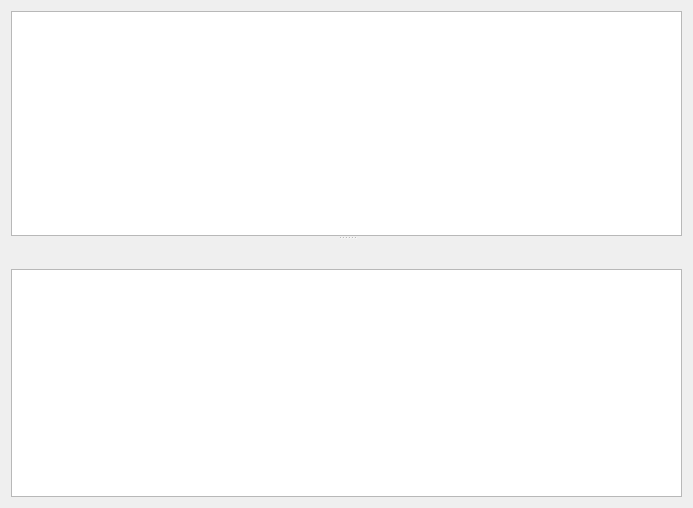
Above: src/transfers/transfers_widget.ui from a-pavlov/qDonkey before the change. Below: the same form after it.
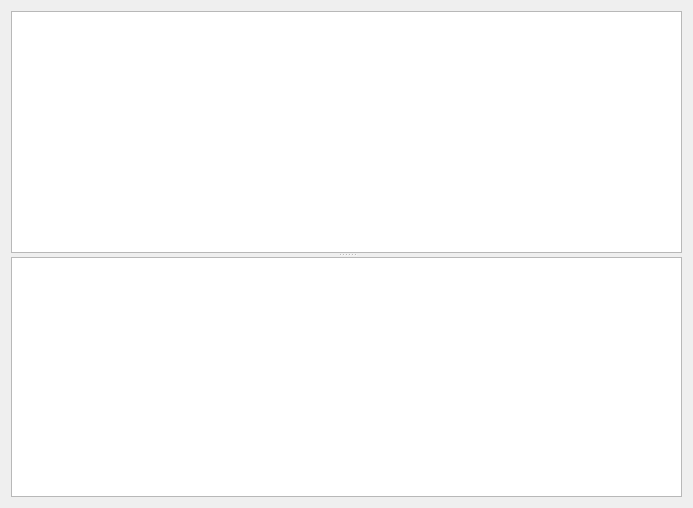
That is the form after the change. Icons and pictures are not drawn.

Commit message: Activate sort/filter on transfers

```diff
--- a/src/transfers/transfers_widget.ui
+++ b/src/transfers/transfers_widget.ui
@@ -65,95 +65,6 @@
        <property name="spacing">
         <number>0</number>
        </property>
-       <item>
-        <widget class="QFrame" name="connectionsBar_2">
-         <property name="frameShape">
-          <enum>QFrame::NoFrame</enum>
-         </property>
-         <property name="frameShadow">
-          <enum>QFrame::Raised</enum>
-         </property>
-         <layout class="QHBoxLayout" name="horizontalLayout_5">
-          <property name="leftMargin">
-           <number>9</number>
-          </property>
-          <property name="topMargin">
-           <number>3</number>
-          </property>
-          <property name="rightMargin">
-           <number>9</number>
-          </property>
-          <property name="bottomMargin">
-           <number>3</number>
-          </property>
-          <item>
-           <widget class="QToolButton" name="uploadsBtn_2">
-            <property name="maximumSize">
-             <size>
-              <width>16777215</width>
-              <height>24</height>
-             </size>
-            </property>
-            <property name="text">
-             <string/>
-            </property>
-            <property name="icon">
-             <iconset resource="../icons.qrc">
-              <normaloff>:/icons/transfer_list/Upload.png</normaloff>:/icons/transfer_list/Upload.png</iconset>
-            </property>
-            <property name="checkable">
-             <bool>true</bool>
-            </property>
-            <property name="toolButtonStyle">
-             <enum>Qt::ToolButtonIconOnly</enum>
-            </property>
-            <property name="autoRaise">
-             <bool>true</bool>
-            </property>
-           </widget>
-          </item>
-          <item>
-           <widget class="QToolButton" name="downloadsBtn_2">
-            <property name="maximumSize">
-             <size>
-              <width>16777215</width>
-              <height>24</height>
-             </size>
-            </property>
-            <property name="text">
-             <string/>
-            </property>
-            <property name="icon">
-             <iconset resource="../icons.qrc">
-              <normaloff>:/icons/transfer_list/Download.png</normaloff>:/icons/transfer_list/Download.png</iconset>
-            </property>
-            <property name="checkable">
-             <bool>true</bool>
-            </property>
-            <property name="checked">
-             <bool>false</bool>
-            </property>
-            <property name="autoRaise">
-             <bool>true</bool>
-            </property>
-           </widget>
-          </item>
-          <item>
-           <spacer name="horizontalSpacer_5">
-            <property name="orientation">
-             <enum>Qt::Horizontal</enum>
-            </property>
-            <property name="sizeHint" stdset="0">
-             <size>
-              <width>588</width>
-              <height>20</height>
-             </size>
-            </property>
-           </spacer>
-          </item>
-         </layout>
-        </widget>
-       </item>
        <item>
         <widget class="QTreeView" name="peerView">
          <property name="verticalScrollMode">
```
Left out of the diff: 2 changed lines with no effect on the pictures. The commit also changes 14 other files.
